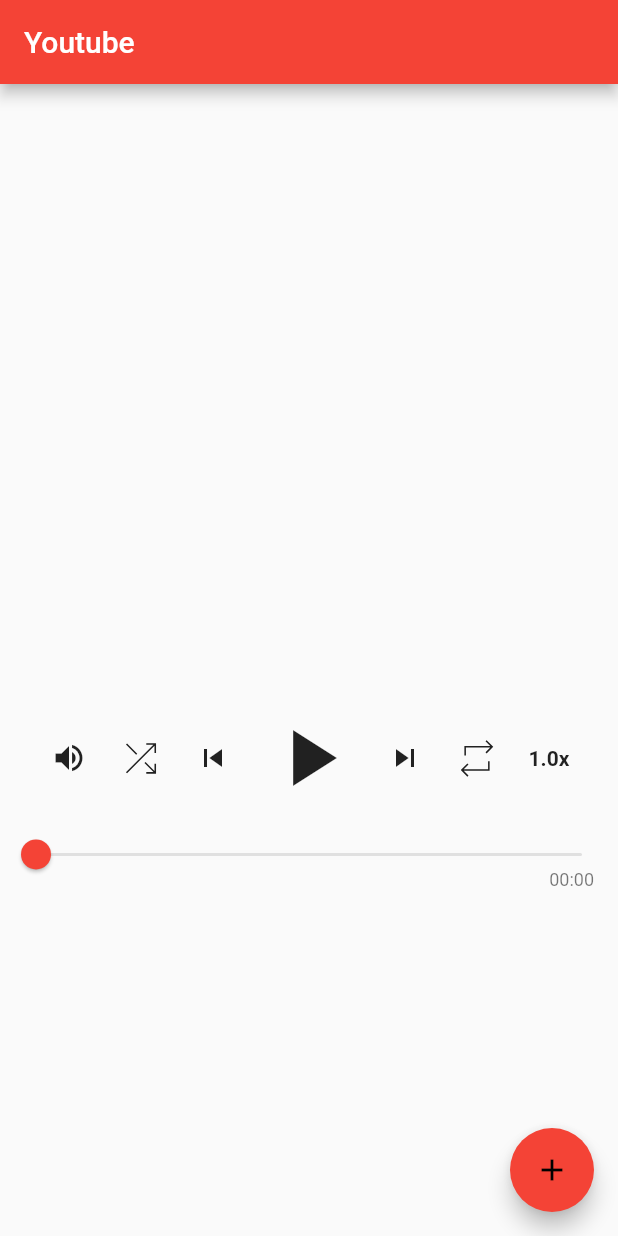
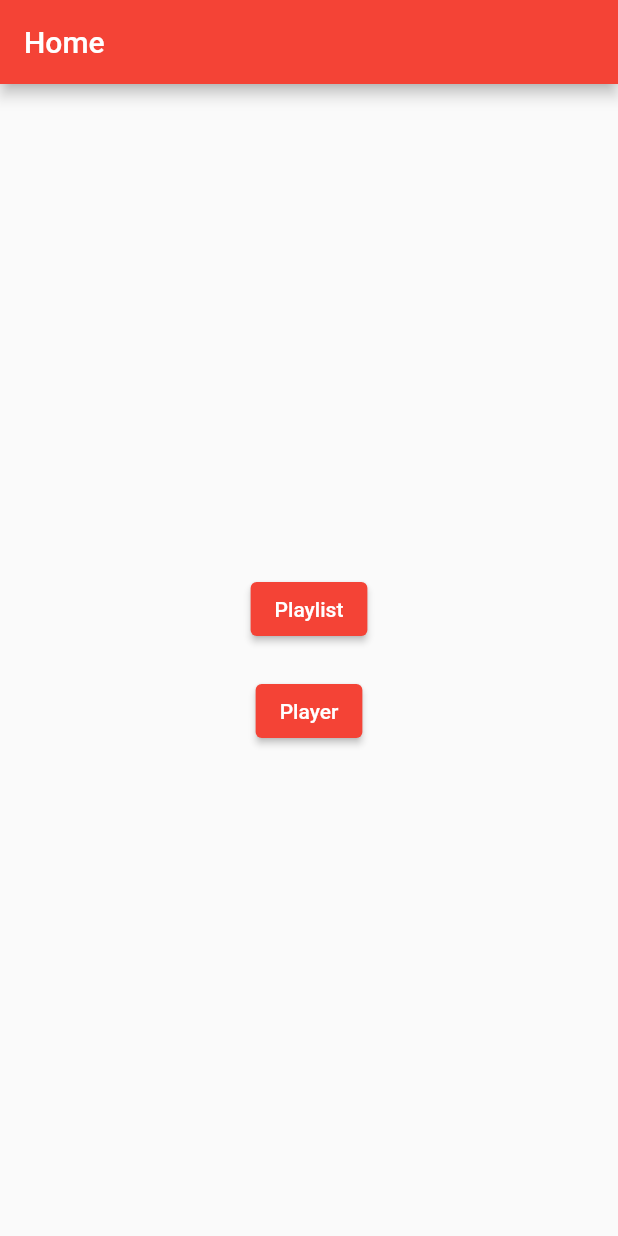
Before and after one commit to rmagur1203/background-youtube-player, a Flutter app: the screen it shows after launch, on a phone screen of 412 x 824 dp. Run offline on Flutter 3.47's test engine with Material 2 defaults, Android fonts, the phone set to English and light mode, and no system bars; our stand-ins replace audio_service, cached_network_image, firebase_auth, firebase_core, firebase_database, flutter_svg and 4 more; missing offline and left inert: audio_session, dart_discord_rpc, desktop_webview_auth, googleapis, youtube_explode_dart; accounts and stored records are empty.

Commit message:
add youtube playlist with google oauth (windows)

```diff
--- /dev/null
+++ b/lib/home/screen.dart
@@ -0,0 +1,34 @@
+import 'package:flutter/material.dart';
+
+class HomeScreen extends StatelessWidget {
+  const HomeScreen({Key? key}) : super(key: key);
+
+  @override
+  Widget build(BuildContext context) {
+    return Scaffold(
+      appBar: AppBar(
+        title: const Text('Home'),
+      ),
+      body: Center(
+        child: Column(
+          mainAxisAlignment: MainAxisAlignment.center,
+          children: <Widget>[
+            ElevatedButton(
+              onPressed: () {
+                Navigator.of(context).pushNamed('/playlist');
+              },
+              child: const Text('Playlist'),
+            ),
+            SizedBox(height: 20),
+            ElevatedButton(
+              onPressed: () {
+                Navigator.of(context).pushNamed('/player');
+              },
+              child: const Text('Player'),
+            ),
+          ],
+        ),
+      ),
+    );
+  }
+}
--- a/lib/main.dart
+++ b/lib/main.dart
@@ -1,14 +1,19 @@
 import 'package:audio_service/audio_service.dart';
 import 'package:dart_discord_rpc/dart_discord_rpc.dart';
+import 'package:firebase_core/firebase_core.dart';
+import 'package:firebase_database/firebase_database.dart';
 import 'package:flutter/material.dart';
 
+import 'firebase_options.dart';
+import 'home/screen.dart';
 import 'player/handler.dart';
 import 'player/screen.dart';
+import 'playlist/screen.dart';
 
-late final AudioPlayerHandler _audioHandler;
+late final AudioPlayerHandler audioHandler;
 
 void main() async {
-  _audioHandler = await AudioService.init(
+  audioHandler = await AudioService.init(
     builder: () => AudioPlayerHandler(),
     config: const AudioServiceConfig(
       androidNotificationChannelId: 'com.example.youtube.channel.audio',
@@ -16,6 +21,10 @@ void main() async {
       androidNotificationOngoing: true,
     ),
   );
+  // await Firebase.initializeApp(
+  //   options: DefaultFirebaseOptions.currentPlatform,
+  // );
+  // FirebaseDatabase.instance.setPersistenceEnabled(true);
   DiscordRPC.initialize();
   runApp(const MyApp());
 }
@@ -44,7 +53,12 @@ class MyApp extends StatelessWidget {
         ),
       ),
       themeMode: ThemeMode.system,
-      home: PlayerScreen(audioHandler: _audioHandler),
+      initialRoute: '/',
+      routes: {
+        '/': (context) => const HomeScreen(),
+        '/playlist': (context) => const PlaylistScreen(),
+        '/player': (context) => PlayerScreen(audioHandler: audioHandler),
+      },
     );
   }
 }
--- /dev/null
+++ b/lib/player/data.dart
@@ -0,0 +1,5 @@
+class PlayerScreenArguments {
+  List<String>? playList;
+
+  PlayerScreenArguments(this.playList);
+}
--- a/lib/player/screen.dart
+++ b/lib/player/screen.dart
@@ -12,6 +12,7 @@ import 'package:youtube_explode_dart/youtube_explode_dart.dart';
 
 import 'common.dart';
 import 'control.dart';
+import 'data.dart';
 import 'handler.dart';
 import 'state.dart';
 
@@ -19,8 +20,10 @@ enum Choice { playlist, video }
 
 class PlayerScreen extends StatefulWidget {
   final AudioPlayerHandler audioHandler;
+  final List<String>? playList;
 
-  const PlayerScreen({Key? key, required this.audioHandler}) : super(key: key);
+  const PlayerScreen({Key? key, required this.audioHandler, this.playList})
+      : super(key: key);
 
   @override
   _PlayerScreenState createState() => _PlayerScreenState();
@@ -28,6 +31,7 @@ class PlayerScreen extends StatefulWidget {
 
 class _PlayerScreenState extends State<PlayerScreen>
     with WidgetsBindingObserver {
+  late final PlayerScreenArguments args;
   final TextEditingController _textController = TextEditingController();
   late final AudioPlayerHandler _audioHandler = widget.audioHandler;
   late final AudioPlayer _player = _audioHandler.player;
@@ -88,6 +92,11 @@ class _PlayerScreenState extends State<PlayerScreen>
         onError: (Object e, StackTrace stackTrace) {
       print('A stream error occurred: $e');
     });
+    if (widget.playList != null) {
+      for (final url in widget.playList ?? []) {
+        await addYoutube(url);
+      }
+    }
   }
 
   @override
@@ -96,6 +105,27 @@ class _PlayerScreenState extends State<PlayerScreen>
     _player.dispose();
     super.dispose();
   }
+
+  // @override
+  // void didChangeDependencies() async {
+  //   args =
+  //       ModalRoute.of(context)?.settings.arguments as PlayerScreenArguments? ??
+  //           PlayerScreenArguments(null);
+  //   final yt = YoutubeExplode();
+  //   for (final url in args.playList ?? []) {
+  //     var info = await yt.videos.get(url);
+  //     await _audioHandler.addQueueItem(
+  //       MediaItem(
+  //         id: VideoId(url).value,
+  //         title: info.title,
+  //         artist: info.author,
+  //         duration: info.duration,
+  //         artUri: Uri.parse(info.thumbnails.standardResUrl),
+  //       ),
+  //     );
+  //   }
+  //   super.didChangeDependencies();
+  // }
 
   @override
   void didChangeAppLifecycleState(AppLifecycleState state) {
```
Also changed, not shown: google-services.json (added, +47 -0 lines), lib/playlist/screen.dart (added, +128 -0 lines), pubspec.yaml (+9 -0 lines), lib/firebase_options.dart (added), pubspec.lock, 10 other files.
